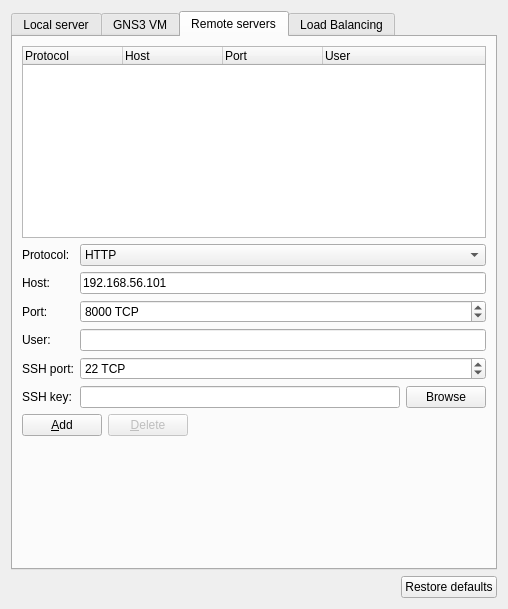
Qt form gns3/ui/server_preferences_page.ui (GNS3/gns3-gui) before a commit.
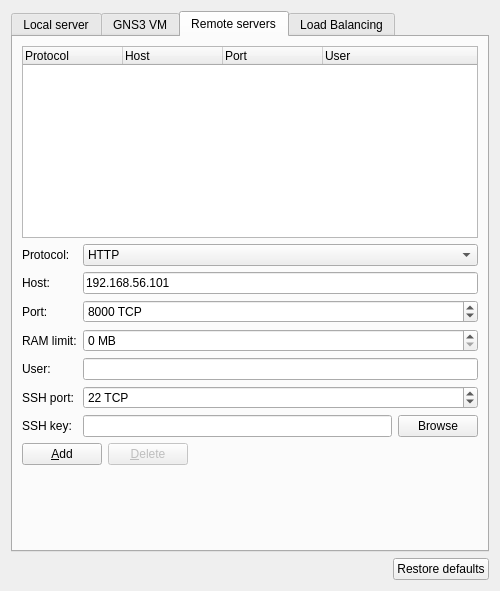
The same form after that commit. The open tabs and pages were chosen to show the change.

Diff of the .ui file:
```diff
--- a/gns3/ui/server_preferences_page.ui
+++ b/gns3/ui/server_preferences_page.ui
@@ -6,8 +6,8 @@
    <rect>
     <x>0</x>
     <y>0</y>
-    <width>508</width>
-    <height>609</height>
+    <width>500</width>
+    <height>591</height>
    </rect>
   </property>
   <property name="minimumSize">
@@ -423,8 +423,8 @@
       <attribute name="title">
        <string>Remote servers</string>
       </attribute>
-      <layout class="QVBoxLayout" name="verticalLayout_3">
-       <item>
+      <layout class="QGridLayout" name="gridLayout_5">
+       <item row="0" column="0" colspan="2">
         <widget class="QTreeWidget" name="uiRemoteServersTreeWidget">
          <property name="columnCount">
           <number>4</number>
@@ -451,19 +451,14 @@
          </column>
         </widget>
        </item>
-       <item>
-        <layout class="QFormLayout" name="formLayout">
-         <property name="fieldGrowthPolicy">
-          <enum>QFormLayout::ExpandingFieldsGrow</enum>
-         </property>
-         <item row="0" column="0">
+       <item row="1" column="0">
           <widget class="QLabel" name="uiRemoteServerProtocolLabel">
            <property name="text">
             <string>Protocol:</string>
            </property>
           </widget>
          </item>
-         <item row="0" column="1">
+       <item row="1" column="1">
           <widget class="QComboBox" name="uiRemoteServerProtocolComboBox">
            <property name="sizePolicy">
             <sizepolicy hsizetype="Expanding" vsizetype="Fixed">
@@ -491,28 +486,28 @@
            </item>
           </widget>
          </item>
-         <item row="1" column="0">
+       <item row="2" column="0">
           <widget class="QLabel" name="uiRemoteServerHostLabel">
            <property name="text">
             <string>Host:</string>
            </property>
           </widget>
          </item>
-         <item row="1" column="1">
+       <item row="2" column="1">
           <widget class="QLineEdit" name="uiRemoteServerPortLineEdit">
            <property name="text">
             <string>192.168.56.101</string>
            </property>
           </widget>
          </item>
-         <item row="2" column="0">
+       <item row="3" column="0">
           <widget class="QLabel" name="uiRemoteServerPortLabel">
            <property name="text">
             <string>Port:</string>
            </property>
           </widget>
          </item>
-         <item row="2" column="1">
+       <item row="3" column="1">
           <widget class="QSpinBox" name="uiRemoteServerPortSpinBox">
            <property name="sizePolicy">
             <sizepolicy hsizetype="Expanding" vsizetype="Fixed">
@@ -531,40 +526,34 @@
            </property>
           </widget>
          </item>
+       <item row="4" column="0">
+        <widget class="QLabel" name="uiRAMLimitLabel">
+         <property name="text">
+          <string>RAM limit:</string>
+         </property>
+        </widget>
+       </item>
          <item row="4" column="1">
-          <widget class="QSpinBox" name="uiRemoteServerSSHPortSpinBox">
-           <property name="sizePolicy">
-            <sizepolicy hsizetype="Expanding" vsizetype="Fixed">
-             <horstretch>0</horstretch>
-             <verstretch>0</verstretch>
-            </sizepolicy>
-           </property>
+        <widget class="QSpinBox" name="uiRAMLimitSpinBox">
            <property name="suffix">
-            <string> TCP</string>
+          <string> MB</string>
            </property>
            <property name="maximum">
-            <number>65535</number>
-           </property>
-           <property name="value">
-            <number>22</number>
+          <number>10000000</number>
+         </property>
+         <property name="singleStep">
+          <number>512</number>
            </property>
           </widget>
          </item>
-         <item row="4" column="0">
-          <widget class="QLabel" name="uiRemoteServerSSHPortLabel">
-           <property name="text">
-            <string>SSH port:</string>
-           </property>
-          </widget>
-         </item>
-         <item row="3" column="0">
+       <item row="5" column="0">
           <widget class="QLabel" name="uiRemoteServerUserLabel">
            <property name="text">
             <string>User:</string>
            </property>
           </widget>
          </item>
-         <item row="3" column="1">
+       <item row="5" column="1">
           <widget class="QLineEdit" name="uiRemoteServerUserLineEdit">
            <property name="sizePolicy">
             <sizepolicy hsizetype="Expanding" vsizetype="Fixed">
@@ -574,14 +563,40 @@
            </property>
           </widget>
          </item>
-         <item row="5" column="0">
+       <item row="6" column="0">
+        <widget class="QLabel" name="uiRemoteServerSSHPortLabel">
+         <property name="text">
+          <string>SSH port:</string>
+         </property>
+        </widget>
+       </item>
+       <item row="6" column="1">
+        <widget class="QSpinBox" name="uiRemoteServerSSHPortSpinBox">
+         <property name="sizePolicy">
+          <sizepolicy hsizetype="Expanding" vsizetype="Fixed">
+           <horstretch>0</horstretch>
+           <verstretch>0</verstretch>
+          </sizepolicy>
+         </property>
+         <property name="suffix">
+          <string> TCP</string>
+         </property>
+         <property name="maximum">
+          <number>65535</number>
+         </property>
+         <property name="value">
+          <number>22</number>
+         </property>
+        </widget>
+       </item>
+       <item row="7" column="0">
           <widget class="QLabel" name="uiRemoteServerSSHKeyLabel">
            <property name="text">
             <string>SSH key:</string>
            </property>
           </widget>
          </item>
-         <item row="5" column="1">
+       <item row="7" column="1">
           <layout class="QHBoxLayout" name="uiRemoteServerSSHKeyHorizontalLayout">
            <item>
             <widget class="QLineEdit" name="uiRemoteServerSSHKeyLineEdit"/>
@@ -595,9 +610,7 @@
            </item>
           </layout>
          </item>
-        </layout>
-       </item>
-       <item>
+       <item row="8" column="0" colspan="2">
         <layout class="QHBoxLayout" name="horizontalLayout_3">
          <item>
           <widget class="QPushButton" name="uiAddRemoteServerPushButton">
@@ -631,7 +644,7 @@
          </item>
         </layout>
        </item>
-       <item>
+       <item row="9" column="0" colspan="2">
         <spacer name="spacer_2">
          <property name="orientation">
           <enum>Qt::Vertical</enum>
```
Left out of the diff: 17 changed lines with no effect on the pictures. Lines whose indentation alone changed are shown as unchanged.
